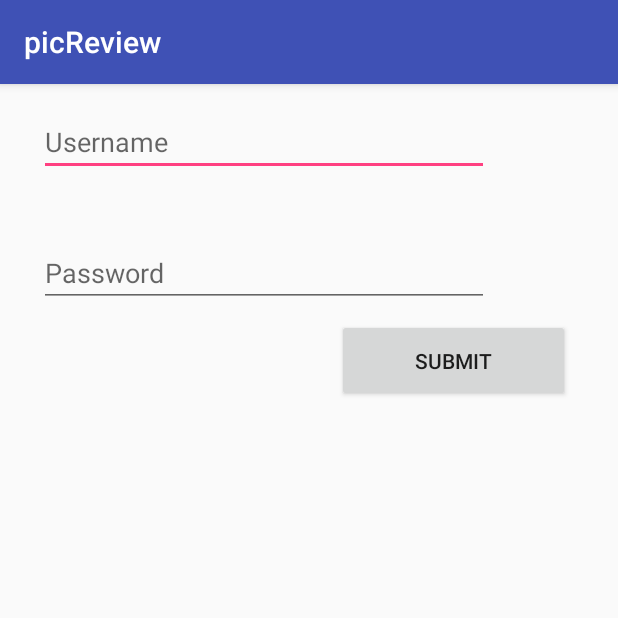
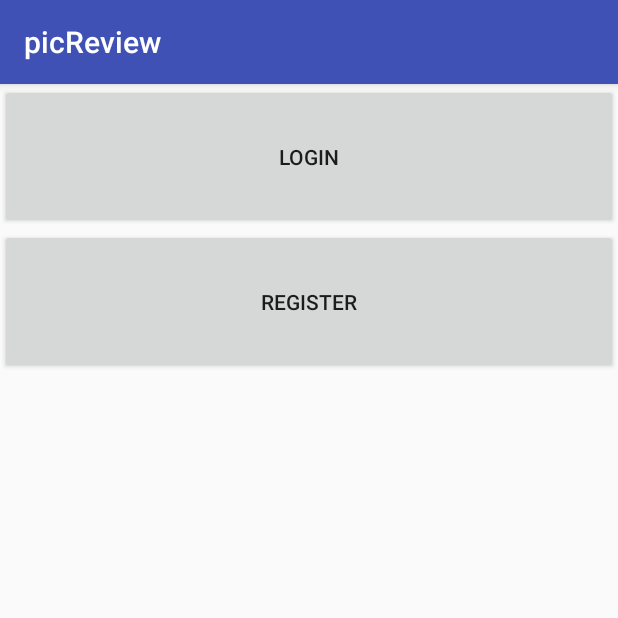
Before and after one commit to ReedRGale/tcss450_picreview, an Android app: the screen it shows after launch (MainActivity), on a phone screen of 412 x 824 dp, the top half of it. Run offline under Robolectric (Android 15) with nearby library versions, the phone set to English and light mode, and no system bars.

Commit message:
Login and Register now work properly.

```diff
--- a/app/src/main/java/group1/tcss450/uw/edu/picreview/MainActivity.java
+++ b/app/src/main/java/group1/tcss450/uw/edu/picreview/MainActivity.java
@@ -3,9 +3,16 @@ package group1.tcss450.uw.edu.picreview;
 import android.net.Uri;
 import android.os.Bundle;
 import android.support.v7.app.AppCompatActivity;
+import android.util.Log;
+
+/**
+ * Credentials to SQL database. Use SQLyog or MYSQL workbench to login.
+ * Username: demyan15
+ * Password: UnunItHo
+ */
 
 public class MainActivity extends AppCompatActivity implements LoginFragment.OnFragmentInteractionListener,
-                                            RegisterFragment.OnFragmentInteractionListener {
+                                            RegisterFragment.OnFragmentInteractionListener, UserAccessFragment.OnFragmentInteractionListener {
 
     @Override
     protected void onCreate(Bundle savedInstanceState) {
@@ -17,7 +24,7 @@ public class MainActivity extends AppCompatActivity implements LoginFragment.OnF
             if (findViewById(R.id.fragmentContainer) != null)
             {
                 getSupportFragmentManager().beginTransaction()
-                        .add(R.id.fragmentContainer, new LoginFragment())
+                        .add(R.id.fragmentContainer, new UserAccessFragment())
                         .commit();
             }
         }
@@ -25,7 +32,15 @@ public class MainActivity extends AppCompatActivity implements LoginFragment.OnF
 
 
     @Override
-    public void onFragmentInteraction(Uri uri) {
-
+    public void onFragmentInteraction(String toStart) {
+        Log.d("Action", "Gets HERE: " + toStart);
+        if (toStart.equals(getString(R.string.toStartLoginFragment)))
+        {
+            getSupportFragmentManager().beginTransaction().replace(R.id.fragmentContainer, new LoginFragment()).addToBackStack(null).commit();
+        }
+        else if (toStart.equals(getString(R.string.toStartRegisterFragment)))
+        {
+            getSupportFragmentManager().beginTransaction().replace(R.id.fragmentContainer, new RegisterFragment()).addToBackStack(null).commit();
+        }
     }
 }
--- /dev/null
+++ b/app/src/main/java/group1/tcss450/uw/edu/picreview/UserAccessFragment.java
@@ -0,0 +1,86 @@
+package group1.tcss450.uw.edu.picreview;
+
+import android.content.Context;
+import android.net.Uri;
+import android.os.Bundle;
+import android.support.v4.app.Fragment;
+import android.view.LayoutInflater;
+import android.view.View;
+import android.view.ViewGroup;
+import android.widget.Button;
+
+
+/**
+ * A simple {@link Fragment} subclass.
+ * Activities that contain this fragment must implement the
+ * {@link UserAccessFragment.OnFragmentInteractionListener} interface
+ * to handle interaction events.
+ */
+public class UserAccessFragment extends Fragment implements View.OnClickListener {
+
+    private OnFragmentInteractionListener mListener;
+
+    public UserAccessFragment() {
+        // Required empty public constructor
+    }
+
+
+    @Override
+    public View onCreateView(LayoutInflater inflater, ViewGroup container,
+                             Bundle savedInstanceState) {
+        // Inflate the layout for this fragment
+        View v = inflater.inflate(R.layout.fragment_user_access, container, false);
+
+        Button b = (Button) v.findViewById(R.id.login_button);
+        b.setOnClickListener(this);
+
+        b = (Button) v.findViewById(R.id.register_button);
+        b.setOnClickListener(this);
+
+        return v;
+    }
+
+    @Override
+    public void onAttach(Context context) {
+        super.onAttach(context);
+        if (context instanceof OnFragmentInteractionListener) {
+            mListener = (OnFragmentInteractionListener) context;
+        } else {
+            throw new RuntimeException(context.toString()
+                    + " must implement OnFragmentInteractionListener");
+        }
+    }
+
+    @Override
+    public void onDetach() {
+        super.onDetach();
+        mListener = null;
+    }
+
+    @Override
+    public void onClick(View v) {
+        // Will determine which fragment to start
+        if (v.getId() == R.id.login_button)
+        {
+            mListener.onFragmentInteraction(getString(R.string.toStartLoginFragment));
+        }
+        else if (v.getId() == R.id.register_button)
+        {
+            mListener.onFragmentInteraction(getString(R.string.toStartRegisterFragment));
+        }
+    }
+
+    /**
+     * This interface must be implemented by activities that contain this
+     * fragment to allow an interaction in this fragment to be communicated
+     * to the activity and potentially other fragments contained in that
+     * activity.
+     * <p>
+     * See the Android Training lesson <a href=
+     * "http://developer.android.com/training/basics/fragments/communicating.html"
+     * >Communicating with Other Fragments</a> for more information.
+     */
+    public interface OnFragmentInteractionListener {
+        void onFragmentInteraction(String toStart);
+    }
+}
--- /dev/null
+++ b/app/src/main/res/layout/fragment_user_access.xml
@@ -0,0 +1,24 @@
+<LinearLayout xmlns:android="http://schemas.android.com/apk/res/android"
+    xmlns:tools="http://schemas.android.com/tools"
+    android:layout_width="match_parent"
+    android:layout_height="match_parent"
+    tools:context="group1.tcss450.uw.edu.picreview.UserAccessFragment"
+    android:orientation="vertical"
+    android:weightSum="1"
+    android:id="@+id/user_access_container">
+
+    <Button
+        android:id="@+id/login_button"
+        android:layout_width="match_parent"
+        android:layout_height="50dp"
+        android:layout_weight="0.07"
+        android:text="Login" />
+
+    <Button
+        android:id="@+id/register_button"
+        android:layout_width="match_parent"
+        android:layout_height="50dp"
+        android:text="Register"
+        android:layout_weight="0.07" />
+
+</LinearLayout>
--- a/app/src/main/res/values/strings.xml
+++ b/app/src/main/res/values/strings.xml
@@ -13,4 +13,10 @@
     <string name="no_pass_match">Passwords must match</string>
     <string name="no_confirm_pass">Please confirm your password</string>
 
+    <!-- Fragment names to pass in order to start. -->
+    <string name="toStartLoginFragment">LoginFragment</string>
+    <string name="toStartRegisterFragment">RegisterFragment</string>
+
+    <string name="DBSuccessMessage">Success</string>
+
 </resources>
```
Also changed, not shown: app/src/main/java/group1/tcss450/uw/edu/picreview/LoginFragment.java (+12 -27 lines), app/src/main/java/group1/tcss450/uw/edu/picreview/RegisterFragment.java (+12 -21 lines).
